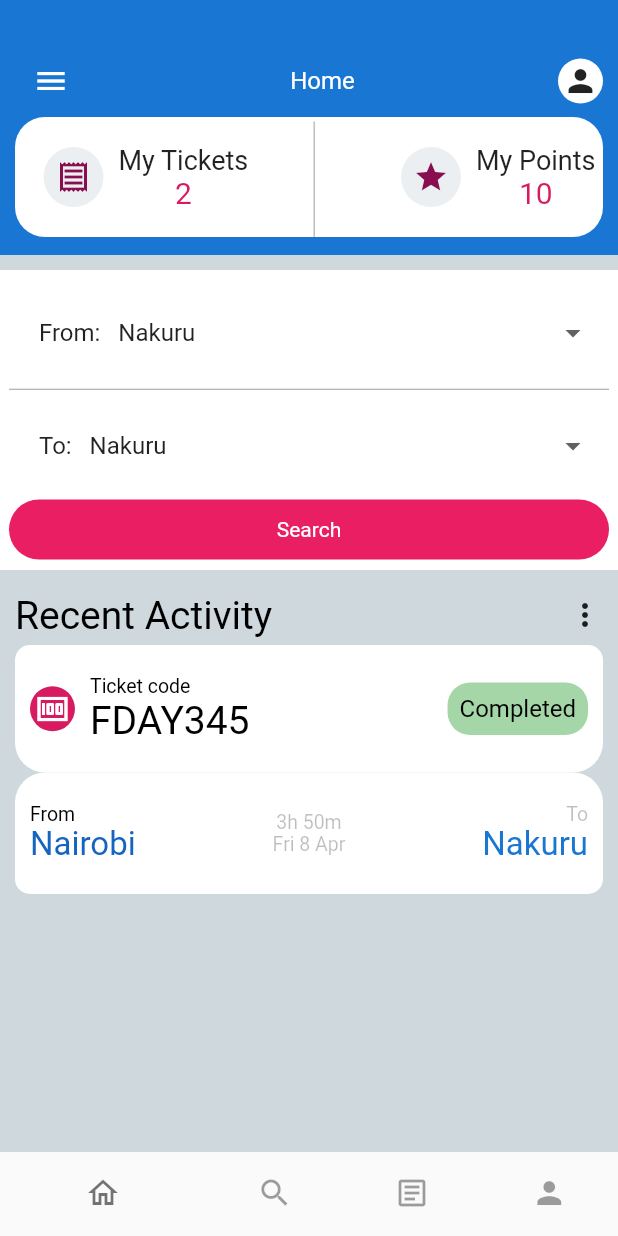
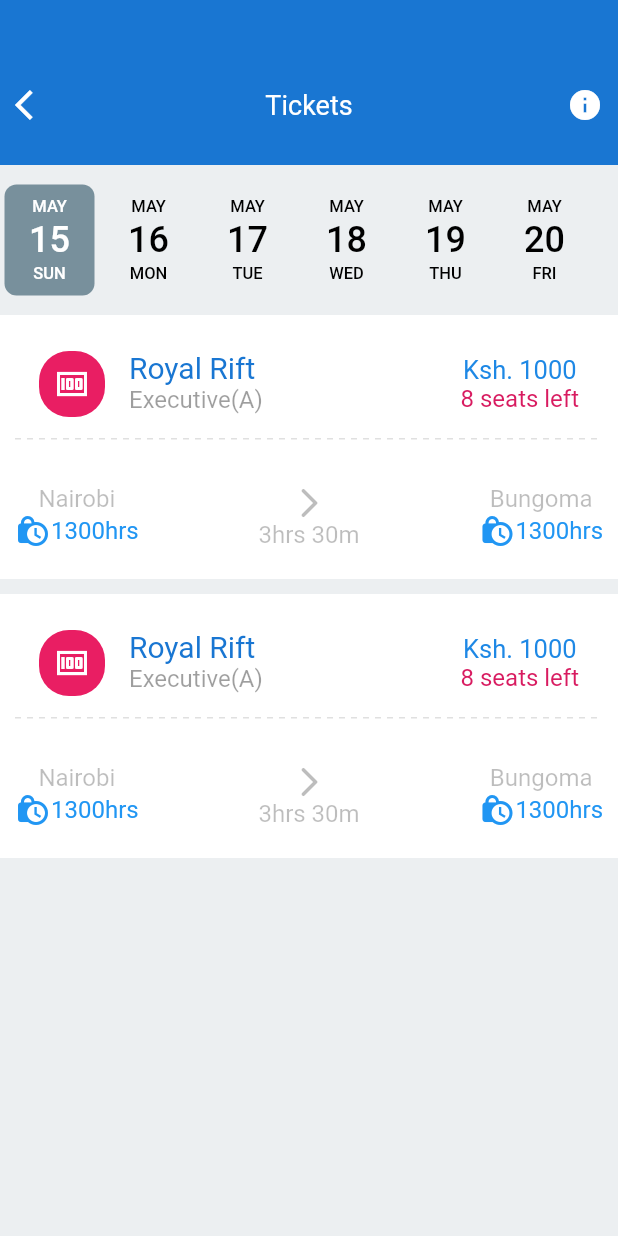
Before and after one commit to Brian-mula/booking-app, a Flutter app: the screen it shows after launch, on a phone screen of 412 x 824 dp. Run offline on Flutter 3.47's test engine with Material 2 defaults, Android fonts, the phone set to English and light mode, and no system bars; drawn by our look-alikes of date_picker_timeline, dotted_line.

```diff
--- a/lib/main.dart
+++ b/lib/main.dart
@@ -1,6 +1,8 @@
 import 'package:dashboard/main_home_page.dart';
 import 'package:dashboard/pages/authentication/loginPage.dart';
 import 'package:dashboard/pages/authentication/registerPage.dart';
+import 'package:dashboard/pages/seatPage.dart';
+import 'package:dashboard/pages/ticketPage.dart';
 import 'package:flutter/material.dart';
 
 void main() {
@@ -19,7 +21,7 @@ class MyApp extends StatelessWidget {
         theme: ThemeData(
           primarySwatch: Colors.blue,
         ),
-        home: const MainHomePage()
+        home: const TicketPage()
         // home:const Register(),
         );
   }
--- /dev/null
+++ b/lib/pages/ticketPage.dart
@@ -0,0 +1,306 @@
+import 'package:dashboard/widgets/big_text_widget.dart';
+import 'package:flutter/material.dart';
+import 'package:flutter/src/foundation/key.dart';
+import 'package:flutter/src/widgets/framework.dart';
+import 'package:date_picker_timeline/date_picker_timeline.dart';
+import 'package:dotted_line/dotted_line.dart';
+
+class TicketPage extends StatefulWidget {
+  const TicketPage({Key? key}) : super(key: key);
+
+  @override
+  State<TicketPage> createState() => _TicketPageState();
+}
+
+class _TicketPageState extends State<TicketPage> {
+  DateTime _selectedValue = DateTime.now();
+  @override
+  Widget build(BuildContext context) {
+    return Scaffold(
+      body: Container(
+        color: Colors.blueGrey.shade50,
+        child: Column(
+          children: [
+            // !top navigation
+            Container(
+              height: 110,
+              color: Colors.blue.shade700,
+              padding: const EdgeInsets.only(top: 30, left: 10, right: 10),
+              child: Row(
+                mainAxisAlignment: MainAxisAlignment.spaceBetween,
+                children: [
+                  const Icon(
+                    Icons.arrow_back_ios,
+                    color: Colors.white,
+                  ),
+                  BigTextWidget(
+                    text: "Tickets",
+                    color: Colors.white,
+                    size: 18,
+                  ),
+                  const Icon(
+                    Icons.info,
+                    color: Colors.white,
+                  )
+                ],
+              ),
+            ),
+            //!date picker
+            Container(
+              margin: const EdgeInsets.only(
+                top: 10,
+              ),
+              child: Column(
+                mainAxisAlignment: MainAxisAlignment.center,
+                children: <Widget>[
+                  DatePicker(
+                    DateTime.now(),
+                    initialSelectedDate: DateTime.now(),
+                    selectionColor: Colors.blueGrey.shade400,
+                    selectedTextColor: Colors.white,
+                    onDateChange: (date) {
+                      // New date selected
+                      setState(() {
+                        _selectedValue = date;
+                      });
+                    },
+                  ),
+                ],
+              ),
+            ),
+            //  !ticket details
+            Container(
+              margin: const EdgeInsets.only(top: 10),
+              padding: const EdgeInsets.only(top: 10, left: 10, right: 10),
+              color: Colors.white,
+              child: Column(
+                children: [
+                  ListTile(
+                    leading: Container(
+                      padding: const EdgeInsets.all(10),
+                      decoration: BoxDecoration(
+                          color: Colors.pink.shade500,
+                          borderRadius: BorderRadius.circular(20)),
+                      child: const Icon(
+                        Icons.money,
+                        color: Colors.white,
+                      ),
+                    ),
+                    title: BigTextWidget(
+                      text: "Royal Rift",
+                      color: Colors.blue.shade700,
+                      size: 20,
+                    ),
+                    subtitle: BigTextWidget(
+                      text: "Executive(A)",
+                      size: 16,
+                      color: Colors.black38,
+                    ),
+                    trailing: Column(
+                      mainAxisAlignment: MainAxisAlignment.center,
+                      children: [
+                        BigTextWidget(
+                          text: "Ksh. 1000",
+                          size: 17,
+                          color: Colors.blue.shade600,
+                        ),
+                        BigTextWidget(
+                          text: "8 seats left",
+                          color: Colors.pink.shade600,
+                          size: 16,
+                        )
+                      ],
+                    ),
+                  ),
+                  const DottedLine(
+                    dashColor: Colors.black12,
+                  ),
+                  // !second card section
+                  Container(
+                    padding: const EdgeInsets.only(top: 30, bottom: 20),
+                    child: Row(
+                        mainAxisAlignment: MainAxisAlignment.spaceBetween,
+                        children: [
+                          Column(
+                            children: [
+                              BigTextWidget(
+                                text: "Nairobi",
+                                color: Colors.black26,
+                                size: 16,
+                              ),
+                              Row(
+                                children: [
+                                  Icon(
+                                    Icons.lock_clock,
+                                    color: Colors.blue.shade500,
+                                  ),
+                                  BigTextWidget(
+                                    text: "1300hrs",
+                                    color: Colors.blue.shade500,
+                                    size: 16,
+                                  )
+                                ],
+                              )
+                            ],
+                          ),
+                          Column(
+                            children: [
+                              const Icon(
+                                Icons.arrow_forward_ios_rounded,
+                                color: Colors.black26,
+                              ),
+                              BigTextWidget(
+                                text: "3hrs 30m",
+                                color: Colors.black26,
+                                size: 16,
+                              ),
+                            ],
+                          ),
+                          Column(
+                            children: [
+                              BigTextWidget(
+                                text: "Bungoma",
+                                color: Colors.black26,
+                                size: 16,
+                              ),
+                              Row(
+                                children: [
+                                  Icon(
+                                    Icons.lock_clock,
+                                    color: Colors.blue.shade500,
+                                  ),
+                                  BigTextWidget(
+                                    text: "1300hrs",
+                                    color: Colors.blue.shade500,
+                                    size: 16,
+                                  )
+                                ],
+                              )
+                            ],
+                          )
+                        ]),
+                  ),
+                ],
+              ),
+            ),
+            // !second ticket
+            Container(
+              margin: const EdgeInsets.only(top: 10),
+              padding: const EdgeInsets.only(top: 10, left: 10, right: 10),
+              color: Colors.white,
+              child: Column(
+                children: [
+                  ListTile(
+                    leading: Container(
+                      padding: const EdgeInsets.all(10),
+                      decoration: BoxDecoration(
+                          color: Colors.pink.shade500,
+                          borderRadius: BorderRadius.circular(20)),
+                      child: const Icon(
+                        Icons.money,
+                        color: Colors.white,
+                      ),
+                    ),
+                    title: BigTextWidget(
+                      text: "Royal Rift",
+                      color: Colors.blue.shade700,
+                      size: 20,
+                    ),
+                    subtitle: BigTextWidget(
+                      text: "Executive(A)",
+                      size: 16,
+                      color: Colors.black38,
+                    ),
+                    trailing: Column(
+                      mainAxisAlignment: MainAxisAlignment.center,
+                      children: [
+                        BigTextWidget(
+                          text: "Ksh. 1000",
+                          size: 17,
+                          color: Colors.blue.shade600,
+                        ),
+                        BigTextWidget(
+                          text: "8 seats left",
+                          color: Colors.pink.shade600,
+                          size: 16,
+                        )
+                      ],
+                    ),
+                  ),
+                  const DottedLine(
+                    dashColor: Colors.black12,
+                  ),
+                  // !second card section
+                  Container(
+                    padding: const EdgeInsets.only(top: 30, bottom: 20),
+                    child: Row(
+                        mainAxisAlignment: MainAxisAlignment.spaceBetween,
+                        children: [
+                          Column(
+                            children: [
+                              BigTextWidget(
+                                text: "Nairobi",
+                                color: Colors.black26,
+                                size: 16,
+                              ),
+                              Row(
+                                children: [
+                                  Icon(
+                                    Icons.lock_clock,
+                                    color: Colors.blue.shade500,
+                                  ),
+                                  BigTextWidget(
+                                    text: "1300hrs",
+                                    color: Colors.blue.shade500,
+                                    size: 16,
+                                  )
+                                ],
+                              )
+                            ],
+                          ),
+                          Column(
+                            children: [
+                              const Icon(
+                                Icons.arrow_forward_ios_rounded,
+                                color: Colors.black26,
+                              ),
+                              BigTextWidget(
+                                text: "3hrs 30m",
+                                color: Colors.black26,
+                                size: 16,
+                              ),
+                            ],
+                          ),
+                          Column(
+                            children: [
+                              BigTextWidget(
+                                text: "Bungoma",
+                                color: Colors.black26,
+                                size: 16,
+                              ),
+                              Row(
+                                children: [
+                                  Icon(
+                                    Icons.lock_clock,
+                                    color: Colors.blue.shade500,
+                                  ),
+                                  BigTextWidget(
+                                    text: "1300hrs",
+                                    color: Colors.blue.shade500,
+                                    size: 16,
+                                  )
+                                ],
+                              )
+                            ],
+                          )
+                        ]),
+                  ),
+                ],
+              ),
+            ),
+          ],
+        ),
+      ),
+    );
+  }
+}
--- a/pubspec.yaml
+++ b/pubspec.yaml
@@ -34,6 +34,8 @@ dependencies:
   # The following adds the Cupertino Icons font to your application.
   # Use with the CupertinoIcons class for iOS style icons.
   cupertino_icons: ^1.0.2
+  date_picker_timeline: ^1.2.3
+  dotted_line: ^3.1.0
 
 dev_dependencies:
   flutter_test:
```
Also changed, not shown: lib/pages/seatPage.dart (added, +402 -0 lines), pubspec.lock.
